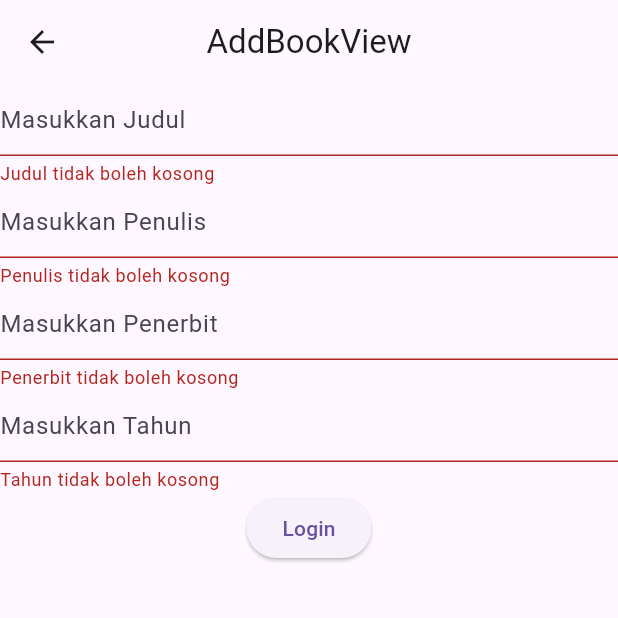
After one commit to Keluargabangsawan/petugas_perpus_ukk, a Flutter app: the AddBookView screen opened by its route, after a tap on "Login", on a phone screen of 412 x 824 dp, the top half of it. The commit adds this screen. Run offline on Flutter 3.47's test engine with Material 3 defaults, Android fonts, the phone set to English and light mode, and no system bars; our stand-ins replace dio, get, get_storage, pretty_dio_logger; accounts and stored records are empty.

Commit message:
inital commiddd

```diff
--- /dev/null
+++ b/lib/app/modules/add_book/bindings/add_book_binding.dart
@@ -0,0 +1,12 @@
+import 'package:get/get.dart';
+
+import '../controllers/add_book_controller.dart';
+
+class AddBookBinding extends Bindings {
+  @override
+  void dependencies() {
+    Get.lazyPut<AddBookController>(
+      () => AddBookController(),
+    );
+  }
+}
--- /dev/null
+++ b/lib/app/modules/add_book/controllers/add_book_controller.dart
@@ -0,0 +1,75 @@
+import 'package:dio/dio.dart';
+import 'package:dio/dio.dart';
+import 'package:dio/dio.dart' as dio;
+import 'package:flutter/material.dart';
+import 'package:get/get.dart';
+import 'package:petugasperpus/app/data/constant/endpoint.dart';
+import 'package:petugasperpus/app/data/provaider/API_provaider.dart';
+import 'package:petugasperpus/app/routes/app_pages.dart';
+import 'package:petugasperpus/app/data/provaider/storage_provaider.dart';
+
+
+
+class AddBookController extends GetxController {
+  //TODO: Implement AddBookController
+
+  final GlobalKey<FormState> formKey = GlobalKey<FormState>();
+  final TextEditingController judulController = TextEditingController();
+  final TextEditingController penulisController = TextEditingController();
+  final TextEditingController penerbitController = TextEditingController();
+  final TextEditingController tahunController = TextEditingController();
+
+
+  final count = 0.obs;
+  @override
+  void onInit() {
+    super.onInit();
+  }
+
+  @override
+  void onReady() {
+    super.onReady();
+  }
+
+  @override
+  void onClose() {
+    super.onClose();
+  }
+
+  void increment() => count.value++;
+
+  final loadingBook = false.obs;
+
+  addBook() async {
+    loadingBook(true);
+    try {
+      FocusScope.of(Get.context!).unfocus();
+      formKey.currentState?.save();
+      if (formKey.currentState!.validate()) {
+        final response = await ApiProvider.instance().post(Endpoint.login,
+            data:
+            {
+              "judul": judulController.text.toString(),
+              "penulis": penulisController.text.toString(),
+              "penerbit": penerbitController.text.toString(),
+              "tahun_terbit": int.parse(tahunController.text.toString())
+            }
+        );
+        if (response.statusCode == 200) {
+          await StorageProvider.write(StorageKey.status, "logged");
+          Get.offAllNamed(Routes.HOME);
+        } else {
+          Get.snackbar("Sorry", "Login Gagal", backgroundColor: Colors.orange);
+        }
+      }
+      loadingBook(false);
+    }on dio.DioException catch (e) {
+      loadingBook(false);
+      Get.snackbar("Sorry", e.message ?? "", backgroundColor: Colors.red);
+    }catch (e) {
+      loadingBook(false);
+      Get.snackbar("Sorry", e.toString() ?? "", backgroundColor: Colors.red);
+      throw Exception('Error $e');
+    }
+  }
+}
--- /dev/null
+++ b/lib/app/modules/add_book/views/add_book_view.dart
@@ -0,0 +1,71 @@
+import 'package:flutter/material.dart';
+
+import 'package:get/get.dart';
+
+import '../controllers/add_book_controller.dart';
+
+class AddBookView extends GetView<AddBookController> {
+  const AddBookView({Key? key}) : super(key: key);
+  @override
+  Widget build(BuildContext context) {
+    return Scaffold(
+        appBar: AppBar(
+          title: const Text('AddBookView'),
+          centerTitle: true,
+        ),
+        body: Form(
+          key: controller.formKey,
+          child: Column(
+            children: [
+              TextFormField(
+                controller: controller.judulController,
+                decoration: InputDecoration(hintText: "Masukkan Judul"),
+                validator: (value) {
+                  if (value!.isEmpty) {
+                    return "Judul tidak boleh kosong";
+                  }
+                  return null;
+                },
+              ),
+              TextFormField(
+                controller: controller.penulisController,
+                decoration: InputDecoration(hintText: "Masukkan Penulis"),
+                validator: (value) {
+                  if (value!.isEmpty) {
+                    return "Penulis tidak boleh kosong";
+                  }
+                  return null;
+                },
+              ),
+              TextFormField(
+                controller: controller.penerbitController,
+                decoration: InputDecoration(hintText: "Masukkan Penerbit"),
+                validator: (value) {
+                  if (value!.isEmpty) {
+                    return "Penerbit tidak boleh kosong";
+                  }
+                  return null;
+                },
+              ),
+              TextFormField(
+                controller: controller.tahunController,
+                decoration: InputDecoration(hintText: "Masukkan Tahun"),
+                validator: (value) {
+                  if (value!.isEmpty) {
+                    return "Tahun tidak boleh kosong";
+                  }
+                  return null;
+                },
+              ),
+              Obx(() =>
+              controller.loadingBook.value?
+              CircularProgressIndicator():
+              ElevatedButton(onPressed: (){
+                controller.addBook();
+              },
+                  child: Text("Login")))
+            ],
+          ),
+        )
+    );
+  }}
--- a/lib/app/routes/app_routes.dart
+++ b/lib/app/routes/app_routes.dart
@@ -5,10 +5,16 @@
   Routes._();
   static const HOME = _Paths.HOME;
   static const LOGIN = _Paths.LOGIN;
+  static const BOOK = _Paths.BOOK;
+  static const ADD_BOOK = _Paths.ADD_BOOK;
+  static const PEMINJAMAN = _Paths.PEMINJAMAN;
 }
 
 abstract class _Paths {
   _Paths._();
   static const HOME = '/home';
   static const LOGIN = '/login';
+  static const BOOK = '/book';
+  static const ADD_BOOK = '/add-book';
+  static const PEMINJAMAN = '/peminjaman';
 }
--- a/lib/main.dart
+++ b/lib/main.dart
@@ -1,13 +1,15 @@
 import 'package:flutter/material.dart';
 
 import 'package:get/get.dart';
+import 'package:get_storage/get_storage.dart';
 
 import 'app/routes/app_pages.dart';
 
 void main() {
+  GetStorage.init();
   runApp(
     GetMaterialApp(
-      title: "Application",
+      title: "Application Perpustakaan",
       initialRoute: AppPages.INITIAL,
       getPages: AppPages.routes,
     ),
```
Also changed, not shown: lib/app/modules/book/bindings/book_binding.dart (added, +12 -0 lines), lib/app/modules/book/controllers/book_controller.dart (added, +50 -0 lines), lib/app/modules/book/views/book_view.dart (added, +32 -0 lines), lib/app/modules/home/views/home_view.dart (+13 -4 lines), lib/app/modules/login/controllers/login_controller.dart (+10 -7 lines), lib/app/modules/login/views/login_view.dart (+15 -24 lines), lib/app/modules/peminjaman/bindings/peminjaman_binding.dart (added, +12 -0 lines), lib/app/modules/peminjaman/controllers/peminjaman_controller.dart (added, +23 -0 lines), lib/app/modules/peminjaman/views/peminjaman_view.dart (added, +24 -0 lines), lib/app/routes/app_pages.dart (+21 -1 lines).
